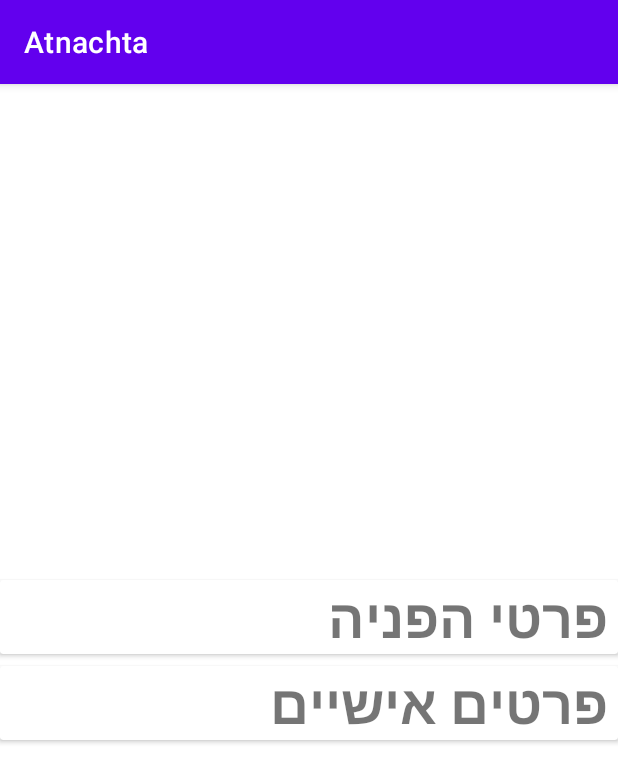
After one commit to eyal-kaufman/AtnachtaApp, an Android app: the NewProfileFragment screen opened through its navigation route, on a phone screen of 412 x 824 dp. The commit adds this screen. Shown: the top 783 px of the screen. Run offline under Robolectric (Android 15) with nearby library versions, the phone set to English and light mode, and no system bars; our stand-ins replace data binding, navigation-ui.

Commit message:
Creates the basic front end and navigation of 3 screens: 1.Login Screen 2.Main Screen (right now its just search+add profile) 3."Add New Profile" Screen

```diff
--- /dev/null
+++ b/app/src/main/java/com/example/atnachta/LoginFragment.kt
@@ -0,0 +1,66 @@
+package com.example.atnachta
+
+import android.os.Bundle
+import androidx.fragment.app.Fragment
+import android.view.LayoutInflater
+import android.view.View
+import android.view.ViewGroup
+import androidx.databinding.DataBindingUtil
+import androidx.navigation.NavController
+import androidx.navigation.findNavController
+import androidx.navigation.ui.NavigationUI
+import com.example.atnachta.databinding.FragmentLoginBinding
+
+// TODO: Rename parameter arguments, choose names that match
+// the fragment initialization parameters, e.g. ARG_ITEM_NUMBER
+private const val ARG_PARAM1 = "param1"
+private const val ARG_PARAM2 = "param2"
+
+/**
+ * A simple [Fragment] subclass.
+ * Use the [LoginFragment.newInstance] factory method to
+ * create an instance of this fragment.
+ */
+class LoginFragment : Fragment() {
+    // TODO: Rename and change types of parameters
+    private var param1: String? = null
+    private var param2: String? = null
+
+    lateinit var navController : NavController
+
+    override fun onCreate(savedInstanceState: Bundle?) {
+        super.onCreate(savedInstanceState)
+        arguments?.let {
+            param1 = it.getString(ARG_PARAM1)
+            param2 = it.getString(ARG_PARAM2)
+        }
+    }
+
+    override fun onCreateView(inflater: LayoutInflater, container: ViewGroup?,
+                              savedInstanceState: Bundle?): View {
+        // Inflate the layout for this fragment
+        val binding = DataBindingUtil.inflate<FragmentLoginBinding>(inflater,R.layout.fragment_login,container,false)
+        binding.loginButton.setOnClickListener { view : View -> view.findNavController().navigate(R.id.action_loginFragment_to_mainScreen)}
+        return binding.root
+    }
+
+    companion object {
+        /**
+         * Use this factory method to create a new instance of
+         * this fragment using the provided parameters.
+         *
+         * @param param1 Parameter 1.
+         * @param param2 Parameter 2.
+         * @return A new instance of fragment LoginFragment.
+         */
+        // TODO: Rename and change types and number of parameters
+        @JvmStatic
+        fun newInstance(param1: String, param2: String) =
+                LoginFragment().apply {
+                    arguments = Bundle().apply {
+                        putString(ARG_PARAM1, param1)
+                        putString(ARG_PARAM2, param2)
+                    }
+                }
+    }
+}
--- /dev/null
+++ b/app/src/main/java/com/example/atnachta/NewProfileFragment.kt
@@ -0,0 +1,77 @@
+package com.example.atnachta
+
+import android.os.Bundle
+import androidx.fragment.app.Fragment
+import android.view.LayoutInflater
+import android.view.View
+import android.view.ViewGroup
+import androidx.databinding.DataBindingUtil
+import androidx.navigation.findNavController
+import com.example.atnachta.databinding.FragmentLoginBinding
+import com.example.atnachta.databinding.FragmentNewProfileBinding
+
+// TODO: Rename parameter arguments, choose names that match
+// the fragment initialization parameters, e.g. ARG_ITEM_NUMBER
+private const val ARG_PARAM1 = "param1"
+private const val ARG_PARAM2 = "param2"
+
+/**
+ * A simple [Fragment] subclass.
+ * Use the [NewProfileFragment.newInstance] factory method to
+ * create an instance of this fragment.
+ */
+class NewProfileFragment : Fragment() {
+    // TODO: Rename and change types of parameters
+    private var param1: String? = null
+    private var param2: String? = null
+
+    lateinit var binding : FragmentNewProfileBinding
+
+    override fun onCreate(savedInstanceState: Bundle?) {
+        super.onCreate(savedInstanceState)
+        arguments?.let {
+            param1 = it.getString(ARG_PARAM1)
+            param2 = it.getString(ARG_PARAM2)
+        }
+    }
+
+    override fun onCreateView(
+        inflater: LayoutInflater, container: ViewGroup?,
+        savedInstanceState: Bundle?
+    ): View {
+        // Inflate the layout for this fragment
+        binding = DataBindingUtil.inflate(inflater,R.layout.fragment_new_profile,container,false)
+        binding.referenceDetails.setOnClickListener {setCardExpansion(binding.referenceDetailsList)}
+        binding.personalDetails.setOnClickListener {setCardExpansion(binding.personalDetailsList)}
+        return binding.root
+    }
+
+    fun setCardExpansion(view : View){
+        when(view.visibility){
+            View.GONE -> view.visibility = View.VISIBLE
+            else -> view.visibility = View.GONE
+        }
+    }
+
+
+
+    companion object {
+        /**
+         * Use this factory method to create a new instance of
+         * this fragment using the provided parameters.
+         *
+         * @param param1 Parameter 1.
+         * @param param2 Parameter 2.
+         * @return A new instance of fragment NewProfileFragment.
+         */
+        // TODO: Rename and change types and number of parameters
+        @JvmStatic
+        fun newInstance(param1: String, param2: String) =
+            NewProfileFragment().apply {
+                arguments = Bundle().apply {
+                    putString(ARG_PARAM1, param1)
+                    putString(ARG_PARAM2, param2)
+                }
+            }
+    }
+}
--- a/app/src/main/res/layout/activity_main.xml
+++ b/app/src/main/res/layout/activity_main.xml
@@ -6,13 +6,16 @@
     android:layout_height="match_parent"
     tools:context=".MainActivity">
 
-    <TextView
-        android:layout_width="wrap_content"
-        android:layout_height="wrap_content"
-        android:text="@string/hello_atnachta"
-        app:layout_constraintBottom_toBottomOf="parent"
+    <fragment
+        android:id="@+id/nav_host_fragment"
+        android:name="androidx.navigation.fragment.NavHostFragment"
+        android:layout_width="0dp"
+        android:layout_height="0dp"
         app:layout_constraintLeft_toLeftOf="parent"
         app:layout_constraintRight_toRightOf="parent"
-        app:layout_constraintTop_toTopOf="parent" />
+        app:layout_constraintTop_toTopOf="parent"
+        app:layout_constraintBottom_toBottomOf="parent"
+        app:defaultNavHost="true"
+        app:navGraph="@navigation/nav_graph" />
 
 </androidx.constraintlayout.widget.ConstraintLayout>
--- /dev/null
+++ b/app/src/main/res/layout/fragment_new_profile.xml
@@ -0,0 +1,146 @@
+<?xml version="1.0" encoding="utf-8"?>
+<layout xmlns:android="http://schemas.android.com/apk/res/android"
+    xmlns:app="http://schemas.android.com/apk/res-auto"
+    xmlns:tools="http://schemas.android.com/tools"
+    tools:context=".NewProfileFragment">
+
+    <androidx.constraintlayout.widget.ConstraintLayout
+        android:layout_width="match_parent"
+        android:layout_height="match_parent"
+        >
+
+        <androidx.cardview.widget.CardView
+            android:id="@+id/referenceCard"
+            android:layout_width="match_parent"
+            android:layout_height="wrap_content"
+            android:layout_marginBottom="@dimen/mediumMargin"
+            android:paddingTop="@dimen/inputTextPadding"
+            app:layout_constraintBottom_toTopOf="@+id/personalDetailsCard"
+            app:layout_constraintEnd_toEndOf="parent"
+            app:layout_constraintStart_toStartOf="parent"
+            app:layout_constraintTop_toTopOf="parent"
+            app:layout_constraintVertical_chainStyle="packed">
+
+            <androidx.constraintlayout.widget.ConstraintLayout
+                android:layout_width="match_parent"
+                android:layout_height="wrap_content">
+
+                <TextView
+                    android:id="@+id/referenceDetails"
+                    style="@style/FragmentTitle"
+                    android:text="@string/ReferenceDetails"
+                    app:layout_constraintEnd_toEndOf="parent"
+                    app:layout_constraintTop_toTopOf="parent" />
+
+                <androidx.constraintlayout.widget.ConstraintLayout
+                    android:id="@+id/referenceDetailsList"
+                    android:layout_width="match_parent"
+                    android:layout_height="wrap_content"
+                    android:visibility="gone"
+                    app:layout_constraintBottom_toBottomOf="parent"
+                    app:layout_constraintEnd_toEndOf="parent"
+                    app:layout_constraintStart_toStartOf="parent"
+                    app:layout_constraintTop_toBottomOf="@+id/referenceDetails">
+
+                    <com.google.android.material.textfield.TextInputLayout
+                        android:id="@+id/referenceReceiverName"
+                        android:layout_width="match_parent"
+                        android:layout_height="wrap_content"
+                        android:hint="@string/newReferenceReceiverName"
+                        app:layout_constraintBottom_toTopOf="@+id/referenceReason"
+                        app:layout_constraintEnd_toEndOf="parent"
+                        app:layout_constraintStart_toStartOf="parent"
+                        app:layout_constraintTop_toTopOf="parent">
+
+                        <com.google.android.material.textfield.TextInputEditText
+                            android:layout_width="match_parent"
+                            android:layout_height="wrap_content" />
+                    </com.google.android.material.textfield.TextInputLayout>
+
+                    <com.google.android.material.textfield.TextInputLayout
+                        android:id="@+id/referenceReason"
+                        android:layout_width="match_parent"
+                        android:layout_height="wrap_content"
+                        android:hint="@string/newReferenceReason"
+                        app:layout_constraintBottom_toBottomOf="parent"
+                        app:layout_constraintEnd_toEndOf="parent"
+                        app:layout_constraintStart_toStartOf="parent"
+                        app:layout_constraintTop_toBottomOf="@+id/referenceReceiverName">
+
+                        <com.google.android.material.textfield.TextInputEditText
+                            android:layout_width="match_parent"
+                            android:layout_height="wrap_content" />
+                    </com.google.android.material.textfield.TextInputLayout>
+                </androidx.constraintlayout.widget.ConstraintLayout>
+
+            </androidx.constraintlayout.widget.ConstraintLayout>
+
+        </androidx.cardview.widget.CardView>
+
+        <androidx.cardview.widget.CardView
+            android:id="@+id/personalDetailsCard"
+            android:layout_width="match_parent"
+            android:layout_height="wrap_content"
+            app:layout_constraintBottom_toBottomOf="parent"
+            app:layout_constraintEnd_toEndOf="parent"
+            app:layout_constraintStart_toStartOf="parent"
+            app:layout_constraintTop_toBottomOf="@+id/referenceCard">
+
+            <androidx.constraintlayout.widget.ConstraintLayout
+                android:layout_width="match_parent"
+                android:layout_height="wrap_content">
+
+                <TextView
+                    android:id="@+id/personalDetails"
+                    style="@style/FragmentTitle"
+                    android:text="@string/personalDetails"
+                    app:layout_constraintEnd_toEndOf="parent"
+                    app:layout_constraintTop_toTopOf="parent" />
+
+                <androidx.constraintlayout.widget.ConstraintLayout
+                    android:id="@+id/personalDetailsList"
+                    android:layout_width="match_parent"
+                    android:layout_height="wrap_content"
+                    android:visibility="gone"
+                    app:layout_constraintBottom_toBottomOf="parent"
+                    app:layout_constraintEnd_toEndOf="parent"
+                    app:layout_constraintStart_toStartOf="parent"
+                    app:layout_constraintTop_toBottomOf="@+id/personalDetails">
+
+                    <com.google.android.material.textfield.TextInputLayout
+                        android:id="@+id/newProfileFirstName"
+                        android:layout_width="match_parent"
+                        android:layout_height="wrap_content"
+                        android:hint="@string/newProfileFirstName"
+                        app:layout_constraintBottom_toTopOf="@+id/newProfileLastName"
+                        app:layout_constraintEnd_toEndOf="parent"
+                        app:layout_constraintStart_toStartOf="parent"
+                        app:layout_constraintTop_toTopOf="parent">
+
+                        <com.google.android.material.textfield.TextInputEditText
+                            android:layout_width="match_parent"
+                            android:layout_height="wrap_content" />
+                    </com.google.android.material.textfield.TextInputLayout>
+
+                    <com.google.android.material.textfield.TextInputLayout
+                        android:id="@+id/newProfileLastName"
+                        android:layout_width="match_parent"
+                        android:layout_height="wrap_content"
+                        android:hint="@string/newProfileLastName"
+                        app:layout_constraintBottom_toBottomOf="parent"
+                        app:layout_constraintEnd_toEndOf="parent"
+                        app:layout_constraintStart_toStartOf="parent"
+                        app:layout_constraintTop_toBottomOf="@+id/newProfileFirstName">
+
+                        <com.google.android.material.textfield.TextInputEditText
+                            android:layout_width="match_parent"
+                            android:layout_height="wrap_content" />
+                    </com.google.android.material.textfield.TextInputLayout>
+                </androidx.constraintlayout.widget.ConstraintLayout>
+
+            </androidx.constraintlayout.widget.ConstraintLayout>
+
+        </androidx.cardview.widget.CardView>
+
+    </androidx.constraintlayout.widget.ConstraintLayout>
+</layout>
--- /dev/null
+++ b/app/src/main/res/navigation/nav_graph.xml
@@ -0,0 +1,30 @@
+<?xml version="1.0" encoding="utf-8"?>
+<navigation xmlns:android="http://schemas.android.com/apk/res/android"
+    xmlns:app="http://schemas.android.com/apk/res-auto"
+    xmlns:tools="http://schemas.android.com/tools"
+    android:id="@+id/navigation"
+    app:startDestination="@id/loginFragment">
+    <fragment
+        android:id="@+id/loginFragment"
+        android:name="com.example.atnachta.LoginFragment"
+        android:label="fragment_login"
+        tools:layout="@layout/fragment_login" >
+        <action
+            android:id="@+id/action_loginFragment_to_mainScreen"
+            app:destination="@id/mainScreen" />
+    </fragment>
+    <fragment
+        android:id="@+id/mainScreen"
+        android:name="com.example.atnachta.MainScreen"
+        android:label="fragment_main_screen"
+        tools:layout="@layout/fragment_main_screen" >
+        <action
+            android:id="@+id/action_mainScreen_to_newProfileFragment"
+            app:destination="@id/newProfileFragment" />
+    </fragment>
+    <fragment
+        android:id="@+id/newProfileFragment"
+        android:name="com.example.atnachta.NewProfileFragment"
+        android:label="fragment_new_profile"
+        tools:layout="@layout/fragment_new_profile" />
+</navigation>
--- a/app/src/main/res/values/strings.xml
+++ b/app/src/main/res/values/strings.xml
@@ -1,4 +1,23 @@
 <resources>
     <string name="app_name">Atnachta</string>
     <string name="hello_atnachta">Hello Atnachta!</string>
+    <string name="loginButton">כניסה</string>
+    <string name="loginUsernameLabel">שם משתמש</string>
+    <string name="hello_blank_fragment">Hello blank fragment</string>
+    <string name="loginPasswordLabel">סיסמא</string>
+    <string name="loginUsernameHint">שם משתמש</string>
+    <string name="loginPasswordHint">סיסמא</string>
+    <string name="mainScreenSearchLabel">חיפוש</string>
+    <string name="mainScreenSearchButtonText">חפש</string>
+    <string name="addNewProfileButtonText">+  הוסף פרופיל חדש</string>
+    <string name="mainScreenFirstNameLabel">שם פרטי</string>
+    <string name="mainScreenLastNameLabel">שם משפחה</string>
+    <string name="mainScreenIDLabel">תעודת זהות</string>
+    <string name="ReferenceDetails">פרטי הפניה</string>
+    <string name="newReferenceRefererName">שם המפנה</string>
+    <string name="newReferenceReceiverName">שם מקבל ההפניה</string>
+    <string name="newReferenceReason">סיבת ההפניה</string>
+    <string name="newProfileFirstName">שם פרטי</string>
+    <string name="newProfileLastName">שם משפחה</string>
+    <string name="personalDetails">פרטים אישיים</string>
 </resources>
--- /dev/null
+++ b/app/src/main/res/values/styles.xml
@@ -0,0 +1,13 @@
+<?xml version="1.0" encoding="utf-8"?>
+<resources>
+
+    <style name="FragmentTitle">
+        <item name="android:layout_width">wrap_content</item>
+        <item name="android:layout_height">wrap_content</item>
+        <item name="android:gravity">center_vertical</item>
+        <item name="android:paddingStart">@dimen/smallLabelPadding</item>
+        <item name="android:paddingEnd">@dimen/smallLabelPadding</item>
+        <item name="android:textSize">36sp</item>
+        <item name="android:textStyle">bold</item>
+    </style>
+</resources>
```
Also changed, not shown: app/build.gradle (+9 -1 lines), app/src/main/java/com/example/atnachta/MainScreenFrag.kt (added, +65 -0 lines), app/src/main/res/layout/fragment_login.xml (added, +75 -0 lines), app/src/main/res/layout/fragment_main_screen.xml (added, +107 -0 lines), build.gradle (+5 -2 lines).
